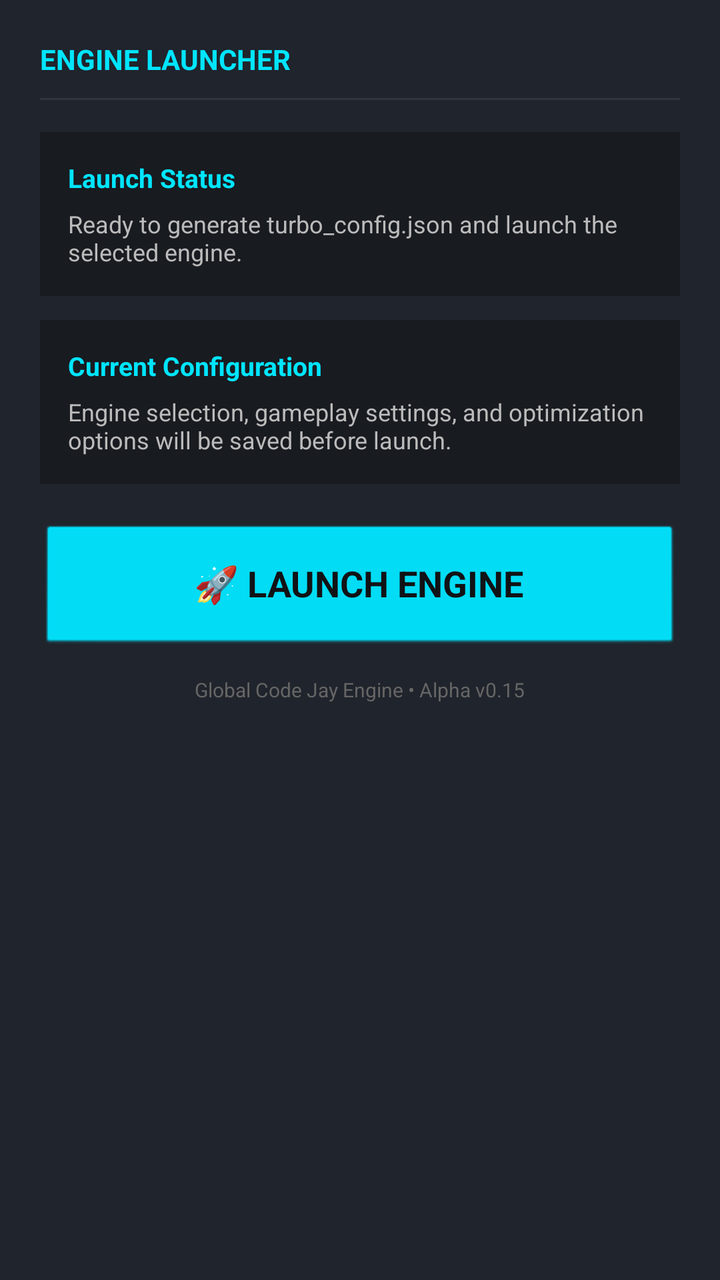
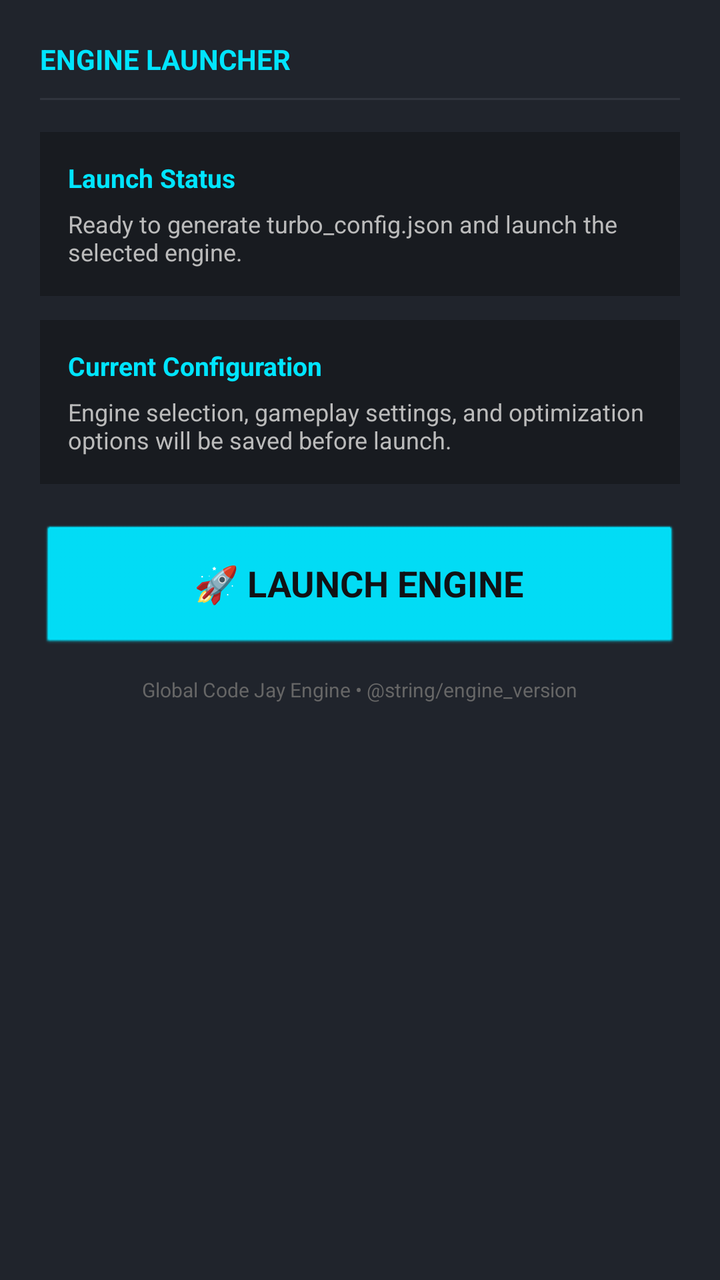

Before-and-after screenshots of an Android layout around one commit, followed by the original layout XML and the change that was made.
<!-- AndroidManifest.xml: application theme android:Theme.NoTitleBar.Fullscreen -->
<!-- res/layout/layout_launch.xml -->
<?xml version="1.0" encoding="utf-8"?>
<LinearLayout xmlns:android="http://schemas.android.com/apk/res/android"
    android:layout_width="match_parent"
    android:layout_height="wrap_content"
    android:orientation="vertical"
    android:background="#20242C"
    android:padding="20dp"
    android:layout_marginBottom="16dp">

    

    <TextView
        android:layout_width="wrap_content"
        android:layout_height="wrap_content"
        android:text="ENGINE LAUNCHER"
        android:textStyle="bold"
        android:textColor="#00E5FF"
        android:textSize="14sp"/>

    <View
        android:layout_width="match_parent"
        android:layout_height="1dp"
        android:background="#30343D"
        android:layout_marginTop="10dp"
        android:layout_marginBottom="16dp"/>

    

    <LinearLayout
        android:layout_width="match_parent"
        android:layout_height="wrap_content"
        android:orientation="vertical"
        android:background="#181B20"
        android:padding="14dp">

        <TextView
            android:layout_width="wrap_content"
            android:layout_height="wrap_content"
            android:text="Launch Status"
            android:textColor="#00E5FF"
            android:textStyle="bold"
            android:textSize="13sp"/>

        <TextView
            android:layout_width="wrap_content"
            android:layout_height="wrap_content"
            android:text="Ready to generate turbo_config.json and launch the selected engine."
            android:textColor="#BBBBBB"
            android:textSize="12sp"
            android:layout_marginTop="6dp"/>

    </LinearLayout>

    

    <LinearLayout
        android:layout_width="match_parent"
        android:layout_height="wrap_content"
        android:orientation="vertical"
        android:background="#181B20"
        android:padding="14dp"
        android:layout_marginTop="12dp">

        <TextView
            android:layout_width="wrap_content"
            android:layout_height="wrap_content"
            android:text="Current Configuration"
            android:textColor="#00E5FF"
            android:textStyle="bold"
            android:textSize="13sp"/>

        <TextView
            android:layout_width="wrap_content"
            android:layout_height="wrap_content"
            android:text="Engine selection, gameplay settings, and optimization options will be saved before launch."
            android:textColor="#BBBBBB"
            android:textSize="12sp"
            android:layout_marginTop="6dp"/>

    </LinearLayout>

    

    <Button
        android:id="@+id/btnLaunch"
        android:layout_width="match_parent"
        android:layout_height="64dp"
        android:layout_marginTop="20dp"
        android:text="🚀 LAUNCH ENGINE"
        android:textAllCaps="false"
        android:textSize="18sp"
        android:textStyle="bold"
        android:textColor="#111215"
        android:backgroundTint="#00E5FF"/>

    

    <TextView
        android:layout_width="wrap_content"
        android:layout_height="wrap_content"
        android:text="Global Code Jay Engine • Alpha v0.15"
        android:textColor="#666666"
        android:textSize="10sp"
        android:layout_gravity="center_horizontal"
        android:layout_marginTop="12dp"/>

</LinearLayout>
<!-- resources referenced by this layout -->
<resources>

</resources>

<!-- the commit's change to res/layout/layout_launch.xml (unified diff, before → after) -->
@@ -98,7 +98,7 @@
     <TextView
         android:layout_width="wrap_content"
         android:layout_height="wrap_content"
-        android:text="Global Code Jay Engine • Alpha v0.15"
+        android:text="Global Code Jay Engine • @string/engine_version"
         android:textColor="#666666"
         android:textSize="10sp"
         android:layout_gravity="center_horizontal"
